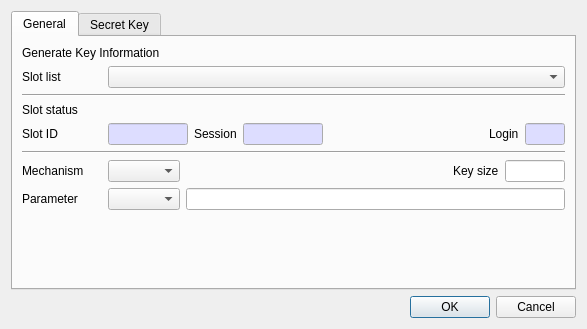
Above: CryptokiMan/gen_key_dlg.ui from jykim74/CryptokiMan before the change. Below: the same form after it.
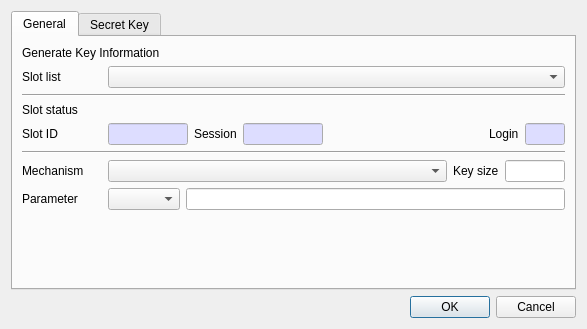
That is the form after the change.

The edit to the form file:
```diff
--- a/CryptokiMan/gen_key_dlg.ui
+++ b/CryptokiMan/gen_key_dlg.ui
@@ -284,9 +284,6 @@
          <property name="topMargin">
           <number>0</number>
          </property>
-         <item row="0" column="1">
-          <widget class="QComboBox" name="mMechCombo"/>
-         </item>
          <item row="0" column="0">
           <widget class="QLabel" name="label_3">
            <property name="minimumSize">
@@ -300,14 +297,24 @@
            </property>
           </widget>
          </item>
-         <item row="0" column="3">
+         <item row="0" column="1">
+          <widget class="QComboBox" name="mMechCombo">
+           <property name="sizePolicy">
+            <sizepolicy hsizetype="Preferred" vsizetype="Fixed">
+             <horstretch>1</horstretch>
+             <verstretch>0</verstretch>
+            </sizepolicy>
+           </property>
+          </widget>
+         </item>
+         <item row="0" column="2">
           <widget class="QLabel" name="mOptionLabel">
            <property name="text">
             <string>Key size</string>
            </property>
           </widget>
          </item>
-         <item row="0" column="4">
+         <item row="0" column="3">
           <widget class="QLineEdit" name="mKeySizeText">
            <property name="maximumSize">
             <size>
@@ -317,19 +324,6 @@
            </property>
           </widget>
          </item>
-         <item row="0" column="2">
-          <spacer name="horizontalSpacer">
-           <property name="orientation">
-            <enum>Qt::Horizontal</enum>
-           </property>
-           <property name="sizeHint" stdset="0">
-            <size>
-             <width>40</width>
-             <height>20</height>
-            </size>
-           </property>
-          </spacer>
-         </item>
         </layout>
        </item>
        <item>
```
